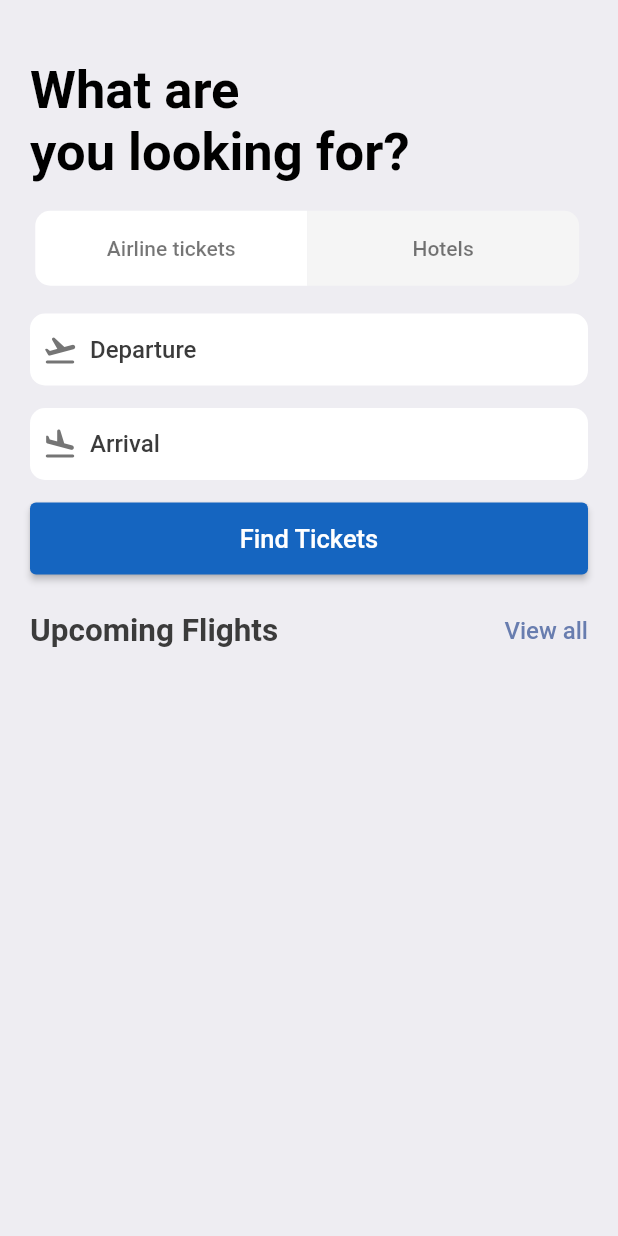
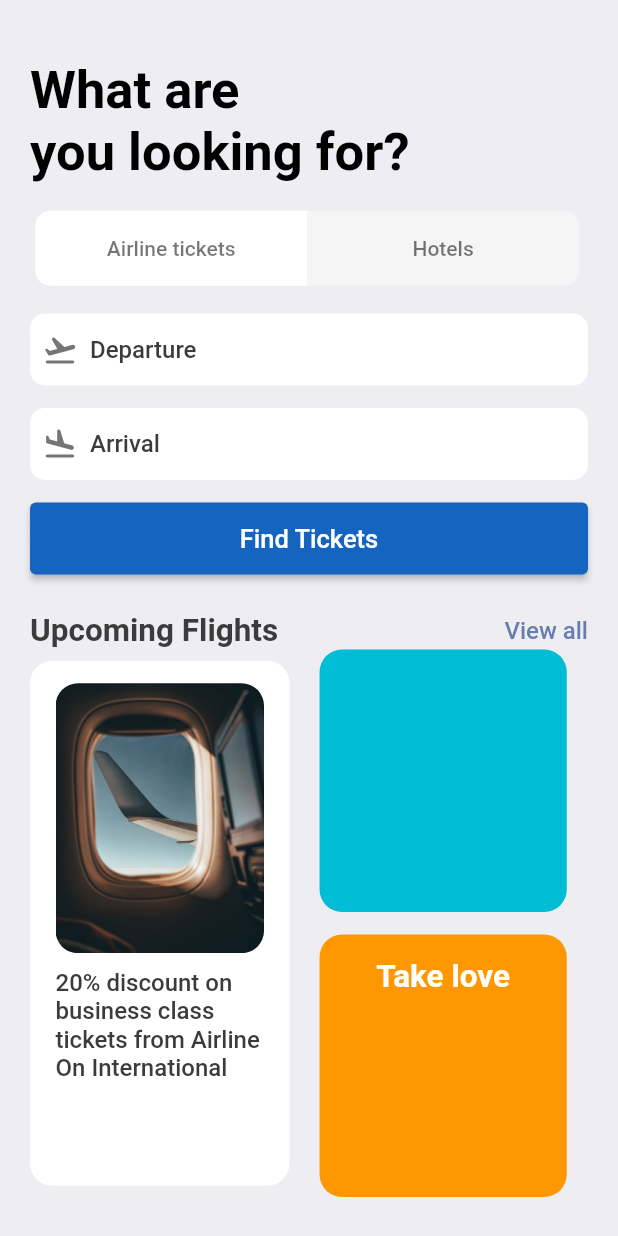
Before and after one commit to LizWahome/Ticket_booking_demo, a Flutter app: the SearchScreen screen opened directly, on a phone screen of 412 x 824 dp. Run offline on Flutter 3.47's test engine with Material 2 defaults, Android fonts, the phone set to English and light mode, and no system bars; our stand-ins replace fluentui_icons, gap, get.

Commit message:
search_screen

```diff
--- a/lib/screens/search_screen.dart
+++ b/lib/screens/search_screen.dart
@@ -73,6 +73,62 @@ class SearchScreen extends StatelessWidget {
             ),
             Gap(AppLayout.getHeight(25)),
              const UpcomingFlights(bText: 'Upcoming Flights', sText: 'View all',),
+             Row(
+              children: [
+                Container(
+                  padding: EdgeInsets.symmetric(horizontal: AppLayout.getWidth(17), vertical: AppLayout.getHeight(15)),
+                  width: size.width *0.42,
+                  height: AppLayout.getHeight(350),
+                  decoration: BoxDecoration(
+                    color: Colors.white,
+                    borderRadius: BorderRadius.circular(AppLayout.getHeight(15))
+                  ),
+                  child: Column(
+                    children: [
+                      Container(
+                        height: AppLayout.getHeight(180),
+                        decoration: BoxDecoration(
+                          borderRadius: BorderRadius.circular(AppLayout.getHeight(15)),
+                          image: const DecorationImage(image: AssetImage("assets/airplane-g9f25c8a2b_1920.jpg"), fit: BoxFit.cover)
+                        ),
+                      ),
+                      Gap(AppLayout.getHeight(10)),
+                      Text("20% discount on business class tickets from Airline On International", style: Styles.textStyle)
+                    ],
+                  ),
+                ),
+                Gap(AppLayout.getWidth(20)),
+                Column(
+                  children: [
+                    Container(
+                      width: size.width * 0.4,
+                      height: 175,
+                      decoration: BoxDecoration(
+                        borderRadius: BorderRadius.circular(AppLayout.getHeight(15)),
+                        color: Colors.cyan
+                      ),
+                    ),
+                    Gap(AppLayout.getHeight(15)),
+                    Container(
+                       width: size.width * 0.4,
+                      height: 175,
+                      decoration: BoxDecoration(
+                        borderRadius: BorderRadius.circular(AppLayout.getHeight(15)),
+                        color: Colors.orange
+                      ),
+                      child: Column(
+                        children: [
+                          Padding(
+                            padding: const EdgeInsets.only(top: 16.0),
+                            child: Text("Take love", style: Styles.headlineStyle2.copyWith(color: Colors.white),),
+                          )
+                        ],
+                      ),
+                    )
+                  ],
+                )
+              ],
+             )
               ],
             )
           ),
```
Also changed, not shown: assets/airplane-g9f25c8a2b_1920.jpg (added).
